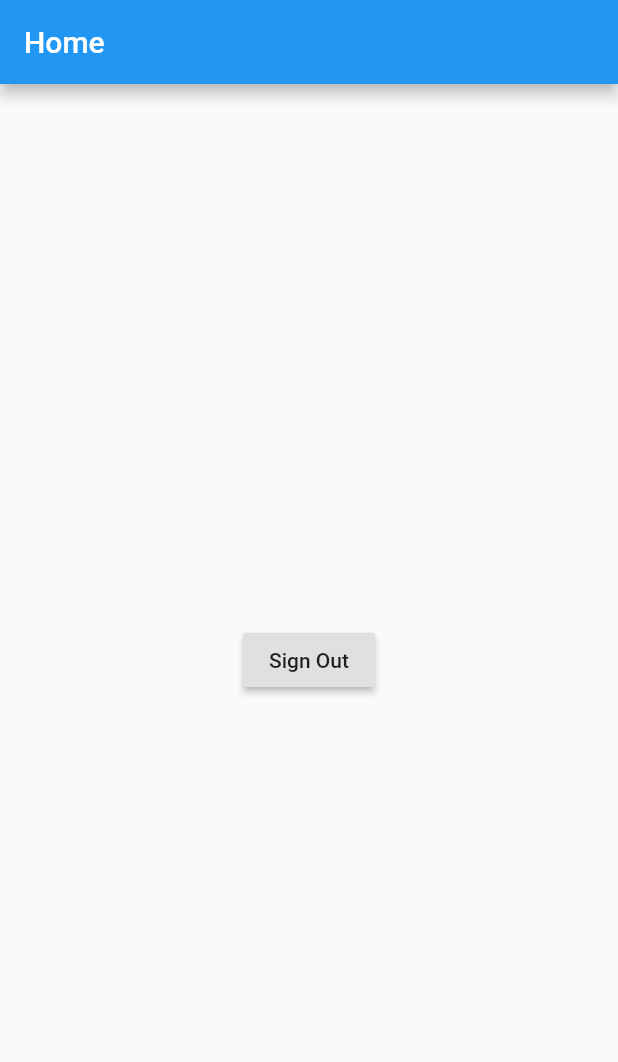
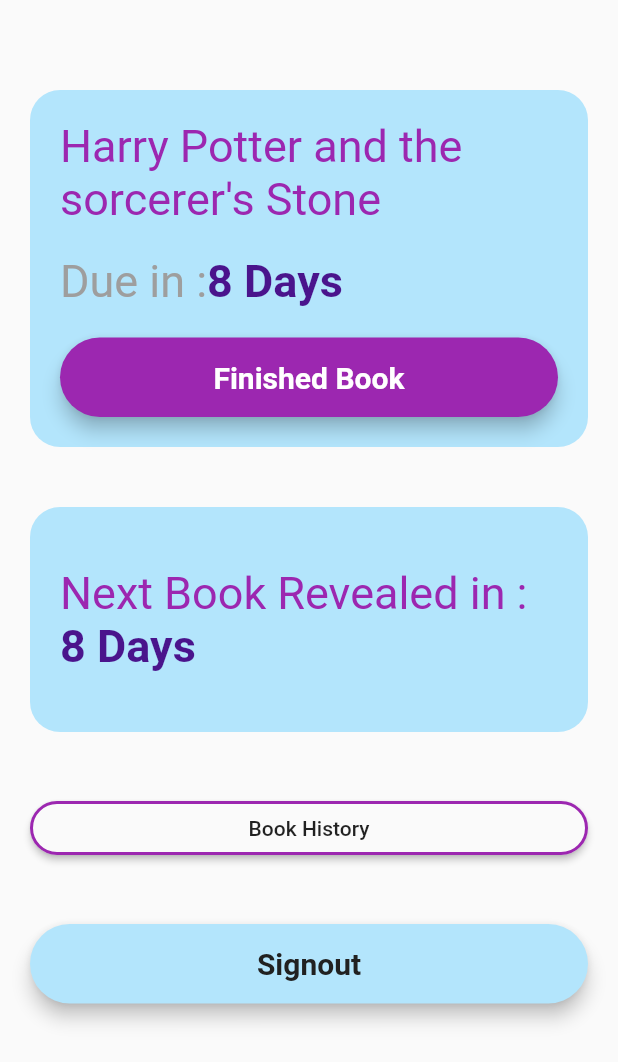
Before and after one commit to zihb/book-club, a Flutter app: the HomeScreen screen opened directly, on a phone screen of 412 x 824 dp. Shown: the top 1062 px of the screen. Run offline on Flutter 3.47's test engine with Material 2 defaults, Android fonts, the phone set to English and light mode, and no system bars; our stand-ins replace cloud_firestore, firebase_auth; accounts and stored records are empty.

Commit message:
home screen

```diff
--- a/lib/screens/home/home.dart
+++ b/lib/screens/home/home.dart
@@ -1,4 +1,7 @@
+
+import 'package:book_club_app/screens/noGroup/noGroup.dart';
 import 'package:book_club_app/screens/root/root.dart';
+import 'package:book_club_app/widgets/showcontainer.dart';
 import 'package:flutter/material.dart';
 import 'package:provider/provider.dart';
 
@@ -6,23 +9,104 @@ import '../../states/currentUser.dart';
 
 
 class HomeScreen extends StatelessWidget {
+  void _noGroupScreen(BuildContext context){
+    Navigator.push(context, MaterialPageRoute(
+      builder: (context)=> NoGroup(),
+    ),);
+  }
   @override
   Widget build(BuildContext context) {
     return Scaffold(
-      appBar: AppBar(
-        title: Text("Home"),
-      ),
-      body: Center(child: RaisedButton(child: Text("Sign Out"),onPressed: () async{
+        body: ListView(
+          children: <Widget>[
+            SizedBox(height:40,),
+            Padding(
+              padding: EdgeInsets.all(20.0),
+              child: ShowContainer(
+                child: Column(
+                  children: <Widget>[
+                    Text("Harry Potter and the sorcerer's Stone",
+                    style: TextStyle(
+                      fontSize: 30,
+                      color: Colors.purple,
+                    ),),
+                    Padding(
+                      padding: EdgeInsets.symmetric(vertical:20.0),
+                      child: Row(
+                        children: <Widget>[
+                        Text("Due in :",style:TextStyle(color: Colors.grey,fontSize:30)),
+                        Text("8 Days",style:TextStyle(fontSize: 30.0,fontWeight: FontWeight.bold,color: Colors.purple[900]))
+                      ],),
+                    ),
+                    Material(
+                      elevation: 5.0,
+                      borderRadius: BorderRadius.circular(32.0),
+                      color: Colors.purple,
+                      child: MaterialButton(
+                        minWidth: MediaQuery.of(context).size.width,
+                        padding: EdgeInsets.fromLTRB(20.0, 15.0, 20.0, 15.0),
+                        onPressed: () {},
+                        child: Text("Finished Book",style:TextStyle(fontSize: 20.0,fontWeight: FontWeight.bold,color: Colors.white)),
+                ),
+                    )],
+                )
+              ),
+            ),
+            Padding(
+              padding: EdgeInsets.all(20.0),
+              child: ShowContainer(
+              child: Padding(
+                padding: EdgeInsets.symmetric(vertical: 20.0),
+                child: Column(
+                  crossAxisAlignment: CrossAxisAlignment.start,
+                children: <Widget>[
+                  Text("Next Book Revealed in :",style: TextStyle(color: Colors.purple,fontSize:30.0),),
+                  Text("8 Days",style:TextStyle(fontSize: 30.0,fontWeight: FontWeight.bold,color: Colors.purple[900]))                ],
+                ),
+              ),
+            ),
+            ),
+            Padding(
+              padding: EdgeInsets.all(20.0),
+              child: RaisedButton(
+                child: Text("Book History"),
+                color: Theme.of(context).canvasColor,
+                shape: RoundedRectangleBorder(
+                borderRadius: BorderRadius.circular(18.0),
+                side: BorderSide(color: Colors.purple,
+                width: 2,
+                )
+                ),
+                onPressed: () => _noGroupScreen(context),
+              ),
+            ),
+            Padding(
+              padding: EdgeInsets.all(20.0),
+                          child: Material(
+              elevation: 5.0,
+              borderRadius: BorderRadius.circular(32.0),
+              color: Colors.lightBlue[100],
+              child: MaterialButton(
+              minWidth: MediaQuery.of(context).size.width,
+              padding: EdgeInsets.fromLTRB(20.0, 15.0, 20.0, 15.0),
+              onPressed: () async{
         CurrentUser _currentUser = Provider.of<CurrentUser>(context,listen: false);
         String _retVal = await _currentUser.signOut();
         if(_retVal=="success"){
           Navigator.pushAndRemoveUntil(
-            context,
-            MaterialPageRoute(builder: (context)=> MyRoot(),
+              context,
+              MaterialPageRoute(builder: (context)=> MyRoot(),
+              ),
+              (route) => false); }
+
+      },
+                          child: Text("Signout",style:TextStyle(fontSize: 20.0,fontWeight: FontWeight.bold,color: Colors.grey[900])),
+              ),
+          ),
             ),
-            (route) => false); }
 
-      },),),
+        ],
+      ),
     );
   }
 }
--- /dev/null
+++ b/lib/widgets/showcontainer.dart
@@ -0,0 +1,19 @@
+import 'package:flutter/material.dart';
+
+
+class ShowContainer extends StatelessWidget {
+  final Widget child;
+
+  const ShowContainer({Key key ,this.child}): super(key:key);
+  @override
+  Widget build(BuildContext context) {
+    return Container(
+      padding: EdgeInsets.all(20.0),
+      decoration: BoxDecoration(
+      color: Colors.lightBlue[100],
+      borderRadius: BorderRadius.circular(20.0),
+      ),
+      child: child,
+    );
+  }
+}
```
Also changed, not shown: lib/screens/noGroup/noGroup.dart (added, +65 -0 lines), 4 other files.
